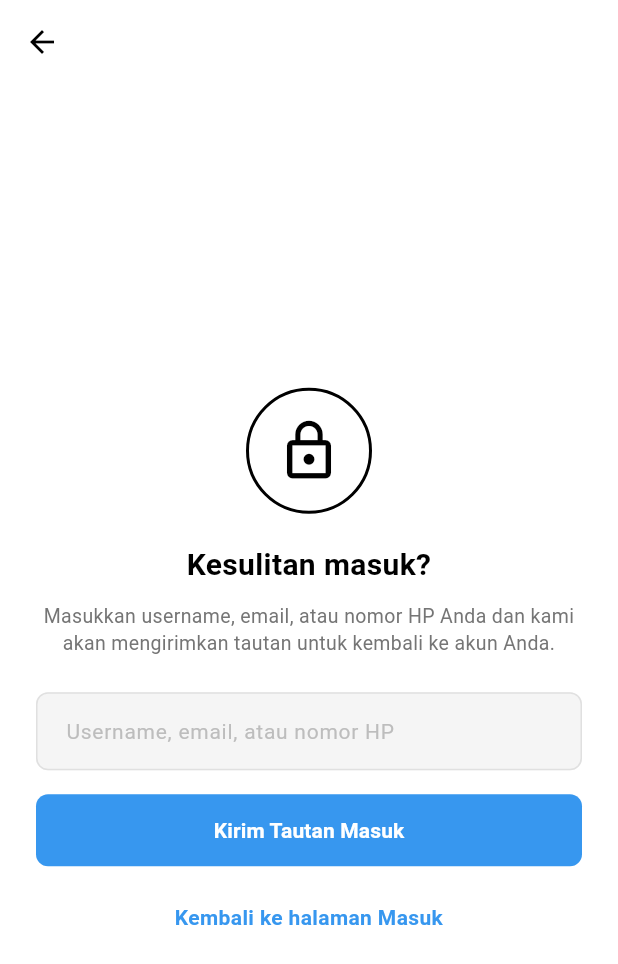
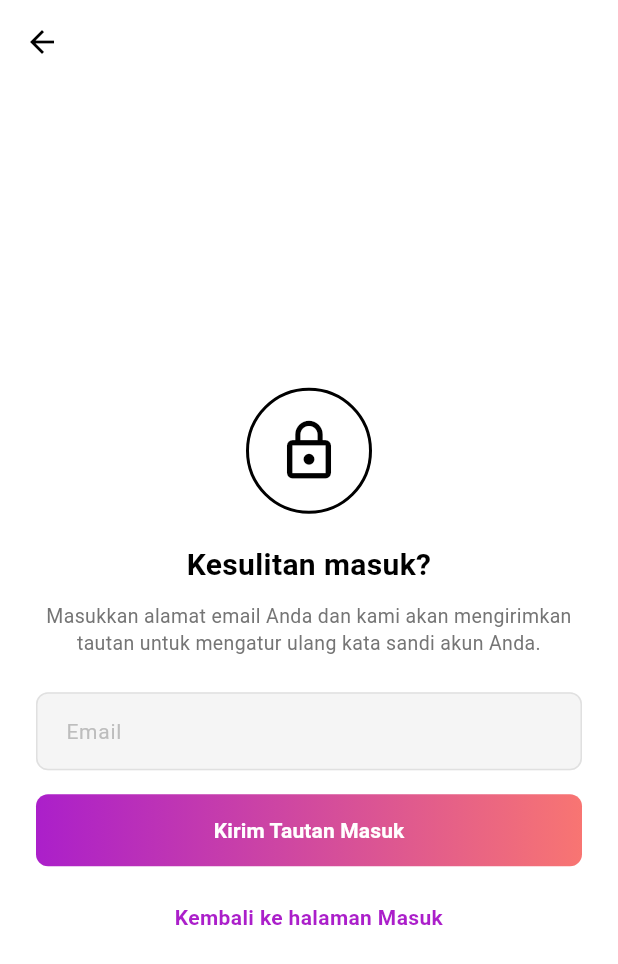
Before and after one commit to Pell227/Flutter-UAS, a Flutter app: the screen it shows after launch, after a tap on "Lupa kata sandi?", on a phone screen of 412 x 824 dp. Shown: the top 964 px of the screen. Run offline on Flutter 3.47's test engine with Material 3 defaults, Android fonts, the phone set to English and light mode, and no system bars; our stand-ins replace cloud_firestore, firebase_auth, firebase_core, share_plus; accounts and stored records are empty.

Commit message:
Update UNTALK branding, gradient buttons, and connect forgot password to Firebase

```diff
--- /dev/null
+++ b/lib/components/gradient_button.dart
@@ -0,0 +1,68 @@
+import 'package:flutter/material.dart';
+
+class GradientButton extends StatelessWidget {
+  final String text;
+  final VoidCallback? onPressed;
+  final bool isLoading;
+
+  const GradientButton({
+    super.key,
+    required this.text,
+    required this.onPressed,
+    this.isLoading = false,
+  });
+
+  @override
+  Widget build(BuildContext context) {
+    final bool isDisabled = isLoading || onPressed == null;
+
+    return Container(
+      decoration: BoxDecoration(
+        gradient: LinearGradient(
+          colors: isDisabled
+              ? [
+                  const Color(0xFFAB1FCA).withValues(alpha: 0.5),
+                  const Color(0xFFF87572).withValues(alpha: 0.5),
+                ]
+              : const [
+                  Color(0xFFAB1FCA),
+                  Color(0xFFF87572),
+                ],
+          begin: Alignment.centerLeft,
+          end: Alignment.centerRight,
+        ),
+        borderRadius: BorderRadius.circular(8),
+      ),
+      child: ElevatedButton(
+        onPressed: isDisabled ? null : onPressed,
+        style: ElevatedButton.styleFrom(
+          backgroundColor: Colors.transparent,
+          disabledBackgroundColor: Colors.transparent,
+          shadowColor: Colors.transparent,
+          elevation: 0,
+          padding: const EdgeInsets.symmetric(vertical: 14),
+          shape: RoundedRectangleBorder(
+            borderRadius: BorderRadius.circular(8),
+          ),
+        ),
+        child: isLoading
+            ? const SizedBox(
+                height: 20,
+                width: 20,
+                child: CircularProgressIndicator(
+                  color: Colors.white,
+                  strokeWidth: 2,
+                ),
+              )
+            : Text(
+                text,
+                style: const TextStyle(
+                  color: Colors.white,
+                  fontWeight: FontWeight.bold,
+                  fontSize: 14,
+                ),
+              ),
+      ),
+    );
+  }
+}
--- a/lib/forgot_password.dart
+++ b/lib/forgot_password.dart
@@ -1,4 +1,8 @@
 import 'package:flutter/material.dart';
+import 'package:firebase_auth/firebase_auth.dart';
+
+import 'services/auth_service.dart';
+import 'components/gradient_button.dart';
 
 class ForgotPassword extends StatefulWidget {
   const ForgotPassword({super.key});
@@ -10,6 +14,7 @@ class ForgotPassword extends StatefulWidget {
 class _ForgotPasswordState extends State<ForgotPassword> {
   final _formKey = GlobalKey<FormState>();
   final _emailController = TextEditingController();
+  final _authService = AuthService();
   bool _isLoading = false;
 
   @override
@@ -18,12 +23,13 @@ class _ForgotPasswordState extends State<ForgotPassword> {
     super.dispose();
   }
 
-  void _handleResetPassword() {
+  Future<void> _handleResetPassword() async {
     if (_formKey.currentState!.validate()) {
       setState(() => _isLoading = true);
-      Future.delayed(const Duration(seconds: 2), () {
-        if (mounted) {
-          setState(() => _isLoading = false);
+      try {
+        await _authService.resetPassword(_emailController.text.trim());
+
+        if (!mounted) return;
         ScaffoldMessenger.of(context).showSnackBar(
           SnackBar(
             content: Text(
@@ -32,8 +38,27 @@ class _ForgotPasswordState extends State<ForgotPassword> {
           ),
         );
         Navigator.pop(context);
+      } on FirebaseAuthException catch (e) {
+        if (!mounted) return;
+        String pesan = 'Gagal mengirim tautan pemulihan.';
+        if (e.code == 'user-not-found') {
+          pesan = 'Email tidak terdaftar.';
+        } else if (e.code == 'invalid-email') {
+          pesan = 'Format email tidak valid.';
         }
-      });
+        ScaffoldMessenger.of(context).showSnackBar(
+          SnackBar(content: Text(pesan)),
+        );
+      } catch (e) {
+        if (!mounted) return;
+        ScaffoldMessenger.of(context).showSnackBar(
+          SnackBar(content: Text('Terjadi kesalahan: $e')),
+        );
+      } finally {
+        if (mounted) {
+          setState(() => _isLoading = false);
+        }
+      }
     }
   }
 
@@ -82,7 +107,7 @@ class _ForgotPasswordState extends State<ForgotPassword> {
                   ),
                   const SizedBox(height: 10),
                   Text(
-                    'Masukkan username, email, atau nomor HP Anda dan kami akan mengirimkan tautan untuk kembali ke akun Anda.',
+                    'Masukkan alamat email Anda dan kami akan mengirimkan tautan untuk mengatur ulang kata sandi akun Anda.',
                     textAlign: TextAlign.center,
                     style: TextStyle(
                       fontSize: 13,
@@ -95,7 +120,7 @@ class _ForgotPasswordState extends State<ForgotPassword> {
                     controller: _emailController,
                     keyboardType: TextInputType.emailAddress,
                     decoration: InputDecoration(
-                      hintText: 'Username, email, atau nomor HP',
+                      hintText: 'Email',
                       hintStyle: TextStyle(color: Colors.grey.shade400, fontSize: 14),
                       filled: true,
                       fillColor: Colors.grey.shade100,
@@ -113,44 +138,21 @@ class _ForgotPasswordState extends State<ForgotPassword> {
                       ),
                       focusedBorder: OutlineInputBorder(
                         borderRadius: BorderRadius.circular(8),
-                        borderSide: BorderSide(color: Colors.grey.shade500),
+                        borderSide: const BorderSide(color: Color(0xFFAB1FCA)),
                       ),
                     ),
                     validator: (value) {
                       if (value == null || value.isEmpty) {
-                        return 'Masukkan username, email, atau nomor HP';
+                        return 'Masukkan alamat email';
                       }
                       return null;
                     },
                   ),
                   const SizedBox(height: 16),
-                  ElevatedButton(
-                    onPressed: _isLoading ? null : _handleResetPassword,
-                    style: ElevatedButton.styleFrom(
-                      backgroundColor: const Color(0xFF3797EF),
-                      elevation: 0,
-                      padding: const EdgeInsets.symmetric(vertical: 14),
-                      shape: RoundedRectangleBorder(
-                        borderRadius: BorderRadius.circular(8),
-                      ),
-                    ),
-                    child: _isLoading
-                        ? const SizedBox(
-                            height: 20,
-                            width: 20,
-                            child: CircularProgressIndicator(
-                              color: Colors.white,
-                              strokeWidth: 2,
-                            ),
-                          )
-                        : const Text(
-                            'Kirim Tautan Masuk',
-                            style: TextStyle(
-                              color: Colors.white,
-                              fontWeight: FontWeight.bold,
-                              fontSize: 14,
-                            ),
-                          ),
+                  GradientButton(
+                    text: 'Kirim Tautan Masuk',
+                    isLoading: _isLoading,
+                    onPressed: _handleResetPassword,
                   ),
                   const SizedBox(height: 24),
                   GestureDetector(
@@ -159,7 +161,7 @@ class _ForgotPasswordState extends State<ForgotPassword> {
                       'Kembali ke halaman Masuk',
                       textAlign: TextAlign.center,
                       style: TextStyle(
-                        color: Color(0xFF3797EF),
+                        color: Color(0xFFAB1FCA),
                         fontWeight: FontWeight.bold,
                         fontSize: 14,
                       ),
--- a/lib/screens/login_screen.dart
+++ b/lib/screens/login_screen.dart
@@ -2,6 +2,7 @@ import 'package:flutter/material.dart';
 import 'package:firebase_auth/firebase_auth.dart';
 
 import '../services/auth_service.dart';
+import '../components/gradient_button.dart';
 import 'register_screen.dart';
 import '../forgot_password.dart';
 import '../social_login.dart';
@@ -116,13 +117,13 @@ class _LoginScreenState extends State<LoginScreen> {
                 crossAxisAlignment: CrossAxisAlignment.stretch,
                 children: [
                   const Text(
-                    'SocialApp',
+                    'UNTALK',
                     textAlign: TextAlign.center,
                     style: TextStyle(
                       fontFamily: 'Billabong',
                       fontSize: 42,
                       fontWeight: FontWeight.bold,
-                      letterSpacing: 1.2,
+                      letterSpacing: 1.5,
                       color: Colors.black,
                     ),
                   ),
@@ -132,7 +133,7 @@ class _LoginScreenState extends State<LoginScreen> {
                     controller: _emailController,
                     keyboardType: TextInputType.emailAddress,
                     decoration: InputDecoration(
-                      hintText: 'Username, email, atau nomor HP',
+                      hintText: 'Email',
                       hintStyle: TextStyle(
                         color: Colors.grey.shade400,
                         fontSize: 14,
@@ -153,12 +154,12 @@ class _LoginScreenState extends State<LoginScreen> {
                       ),
                       focusedBorder: OutlineInputBorder(
                         borderRadius: BorderRadius.circular(8),
-                        borderSide: BorderSide(color: Colors.grey.shade500),
+                        borderSide: const BorderSide(color: Color(0xFFAB1FCA)),
                       ),
                     ),
                     validator: (value) {
                       if (value == null || value.isEmpty) {
-                        return 'Masukkan username atau email';
+                        return 'Masukkan email';
                       }
                       return null;
                     },
@@ -190,7 +191,7 @@ class _LoginScreenState extends State<LoginScreen> {
                       ),
                       focusedBorder: OutlineInputBorder(
                         borderRadius: BorderRadius.circular(8),
-                        borderSide: BorderSide(color: Colors.grey.shade500),
+                        borderSide: const BorderSide(color: Color(0xFFAB1FCA)),
                       ),
                       suffixIcon: IconButton(
                         icon: Icon(
@@ -219,7 +220,6 @@ class _LoginScreenState extends State<LoginScreen> {
                   ),
                   const SizedBox(height: 12),
 
-                  // Tombol navigasi ke ForgotPassword
                   Align(
                     alignment: Alignment.centerRight,
                     child: GestureDetector(
@@ -234,7 +234,7 @@ class _LoginScreenState extends State<LoginScreen> {
                       child: const Text(
                         'Lupa kata sandi?',
                         style: TextStyle(
-                          color: Color(0xFF3797EF),
+                          color: Color(0xFFAB1FCA),
                           fontWeight: FontWeight.w600,
                           fontSize: 13,
                         ),
@@ -243,33 +243,10 @@ class _LoginScreenState extends State<LoginScreen> {
                   ),
                   const SizedBox(height: 20),
 
-                  ElevatedButton(
-                    onPressed: _isLoading ? null : _handleLogin,
-                    style: ElevatedButton.styleFrom(
-                      backgroundColor: const Color(0xFF3797EF),
-                      elevation: 0,
-                      padding: const EdgeInsets.symmetric(vertical: 14),
-                      shape: RoundedRectangleBorder(
-                        borderRadius: BorderRadius.circular(8),
-                      ),
-                    ),
-                    child: _isLoading
-                        ? const SizedBox(
-                            height: 20,
-                            width: 20,
-                            child: CircularProgressIndicator(
-                              color: Colors.white,
-                              strokeWidth: 2,
-                            ),
-                          )
-                        : const Text(
-                            'Masuk',
-                            style: TextStyle(
-                              color: Colors.white,
-                              fontWeight: FontWeight.bold,
-                              fontSize: 14,
-                            ),
-                          ),
+                  GradientButton(
+                    text: 'Masuk',
+                    isLoading: _isLoading,
+                    onPressed: _handleLogin,
                   ),
 
                   const SizedBox(height: 24),
@@ -304,7 +281,7 @@ class _LoginScreenState extends State<LoginScreen> {
                         child: const Text(
                           'Buat Akun',
                           style: TextStyle(
-                            color: Color(0xFF3797EF),
+                            color: Color(0xFFAB1FCA),
                             fontWeight: FontWeight.bold,
                             fontSize: 14,
                           ),
```
Also changed, not shown: lib/screens/register_screen.dart (+9 -31 lines), lib/services/auth_service.dart (+24 -0 lines), 1 other file. Lines whose indentation alone changed are shown as unchanged.
